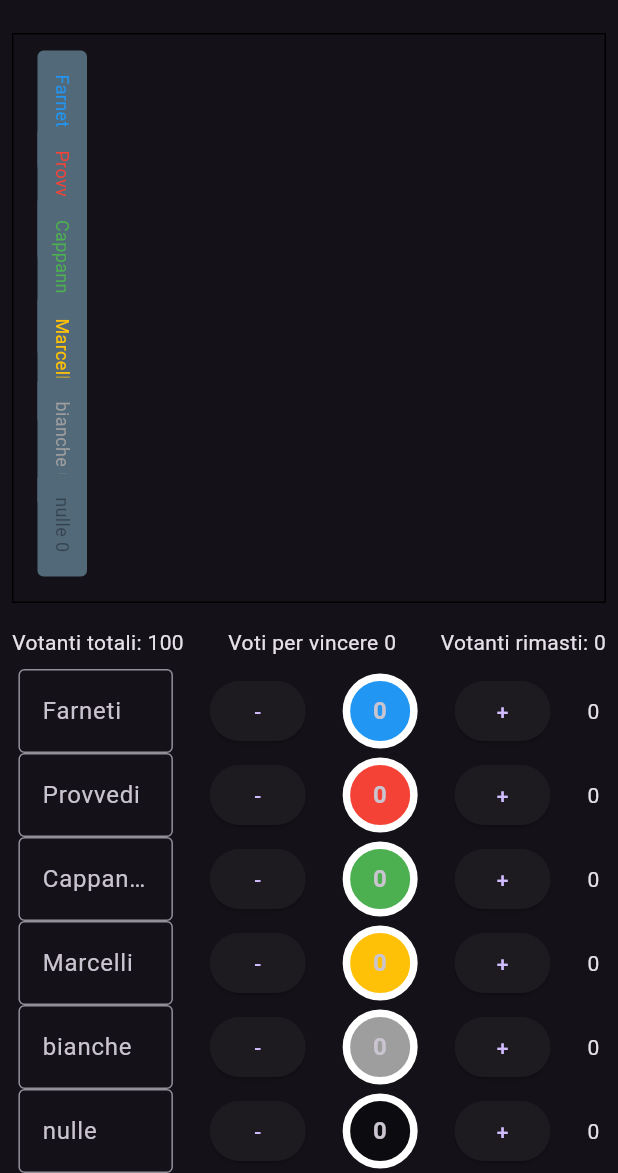
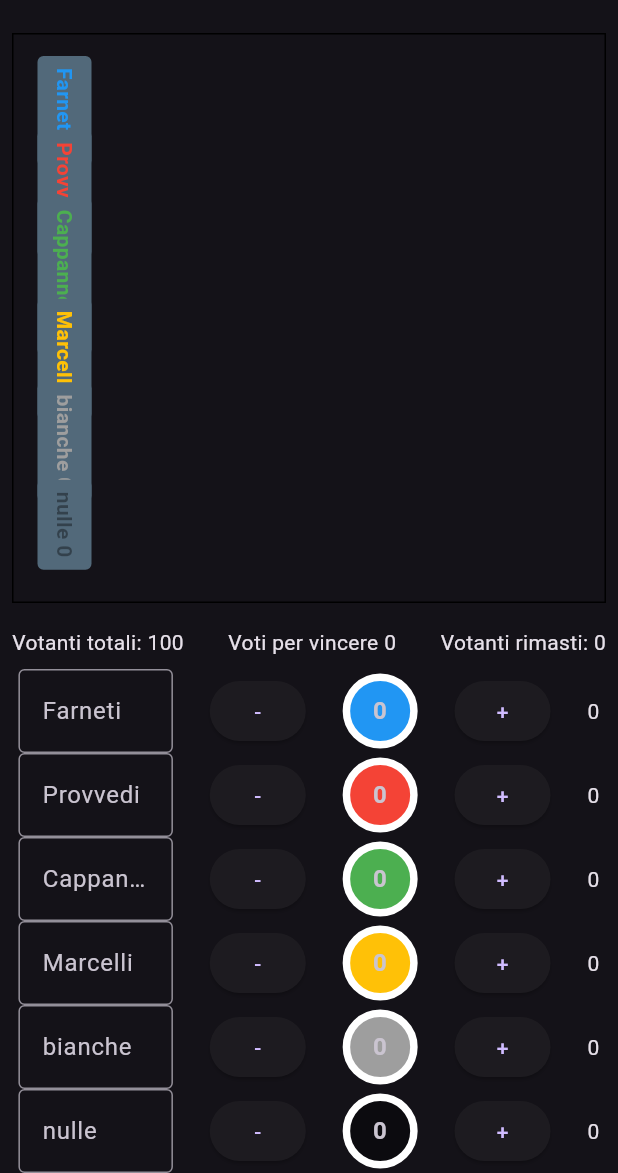
Before and after one commit to vantaggi/voto_tracker, a Flutter app: the screen it shows after launch, on a phone screen of 412 x 824 dp, the part 63-1236 px from its top. Run offline on Flutter 3.47's test engine with Material 3 defaults, Android fonts, the phone set to English and light mode, and no system bars; drawn by our look-alikes of fl_chart; missing offline and left inert: random_color.

Commit message:
FIX all
Signed-off-by: mvantaggi <mattiavantaggi@gmail.com>

```diff
--- a/lib/main.dart
+++ b/lib/main.dart
@@ -66,10 +66,10 @@ class _VotiPageState extends State<VotiPage> {
   // Il metodo che crea il widget del grafico
   Widget creaGrafico() {
     BarChartData data = BarChartData(
+        maxY: dati[0].voti + (dati[0].voti * 20 / 100),
         barGroups: [
           for (VotoData dato in dati)
-            BarChartGroupData(x: dati.indexOf(dato),
-            barRods: [
+            BarChartGroupData(x: dati.indexOf(dato), barRods: [
               BarChartRodData(
                 toY: dato.voti.toDouble(),
                 color: dato.barColor,
@@ -84,7 +84,12 @@ class _VotiPageState extends State<VotiPage> {
         gridData: const FlGridData(show: false),
         barTouchData: BarTouchData(
             touchTooltipData: BarTouchTooltipData(
-                fitInsideHorizontally: true,
+                rotateAngle: -90,
+                tooltipBorder: const BorderSide(
+                  width: 2,
+                  color: Colors.white30,
+                ),
+                tooltipPadding: const EdgeInsets.all(8.0),
                 getTooltipItem: (
                   BarChartGroupData group,
                   int groupIndex,
@@ -98,7 +103,9 @@ class _VotiPageState extends State<VotiPage> {
                   return BarTooltipItem(
                       value,
                       TextStyle(
-                          color: dati[groupIndex].barColor, fontSize: 12));
+                        color: dati[groupIndex].barColor,
+                        fontWeight: FontWeight.bold,
+                      ));
                 })));
 
     return Stack(
@@ -109,14 +116,6 @@ class _VotiPageState extends State<VotiPage> {
             data,
           ),
         ),
-        // SizedBox(
-        //   child: Column(
-        //     mainAxisAlignment: MainAxisAlignment.spaceAround,
-        //     children: [
-        //       for (VotoData voto in dati) Text("${voto.nome} ${voto.voti}"),
-        //     ],
-        //   ),
-        // )
       ],
     );
   }
```
